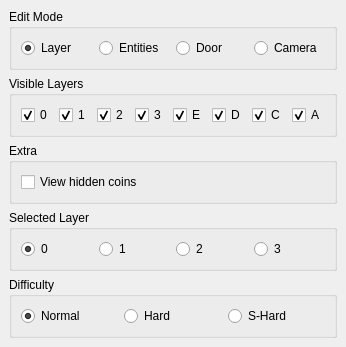
wario-land/WL4Editor, file DockWidget/EditModeDockWidget.ui: the form before one commit.
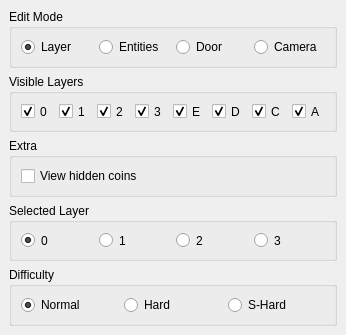
The form after the commit.

```diff
--- a/DockWidget/EditModeDockWidget.ui
+++ b/DockWidget/EditModeDockWidget.ui
@@ -36,11 +36,17 @@
     <item>
      <widget class="QGroupBox" name="editModeGroupBox">
       <property name="sizePolicy">
-       <sizepolicy hsizetype="Preferred" vsizetype="Fixed">
+       <sizepolicy hsizetype="Preferred" vsizetype="Preferred">
         <horstretch>0</horstretch>
         <verstretch>0</verstretch>
        </sizepolicy>
       </property>
+      <property name="minimumSize">
+       <size>
+        <width>0</width>
+        <height>48</height>
+       </size>
+      </property>
       <property name="title">
        <string>Edit Mode</string>
       </property>
@@ -82,7 +88,7 @@
     <item>
      <widget class="QGroupBox" name="visibleLayersGroupBox">
       <property name="sizePolicy">
-       <sizepolicy hsizetype="Preferred" vsizetype="Fixed">
+       <sizepolicy hsizetype="Preferred" vsizetype="Preferred">
         <horstretch>0</horstretch>
         <verstretch>0</verstretch>
        </sizepolicy>
@@ -90,7 +96,7 @@
       <property name="minimumSize">
        <size>
         <width>0</width>
-        <height>0</height>
+        <height>48</height>
        </size>
       </property>
       <property name="title">
@@ -218,7 +224,7 @@
       <property name="minimumSize">
        <size>
         <width>0</width>
-        <height>0</height>
+        <height>48</height>
        </size>
       </property>
       <property name="title">
@@ -227,6 +233,12 @@
       <layout class="QVBoxLayout" name="verticalLayout_2">
        <item>
         <widget class="QCheckBox" name="CheckBox_hiddencoinsView">
+         <property name="sizePolicy">
+          <sizepolicy hsizetype="Minimum" vsizetype="MinimumExpanding">
+           <horstretch>0</horstretch>
+           <verstretch>0</verstretch>
+          </sizepolicy>
+         </property>
          <property name="minimumSize">
           <size>
            <width>0</width>
@@ -244,11 +256,17 @@
     <item>
      <widget class="QGroupBox" name="selectedLayerGroupBox">
       <property name="sizePolicy">
-       <sizepolicy hsizetype="Preferred" vsizetype="Fixed">
+       <sizepolicy hsizetype="Preferred" vsizetype="Preferred">
         <horstretch>0</horstretch>
         <verstretch>0</verstretch>
        </sizepolicy>
       </property>
+      <property name="minimumSize">
+       <size>
+        <width>0</width>
+        <height>48</height>
+       </size>
+      </property>
       <property name="title">
        <string>Selected Layer</string>
       </property>
@@ -290,11 +308,17 @@
     <item>
      <widget class="QGroupBox" name="selectedDifficultyGroupBox">
       <property name="sizePolicy">
-       <sizepolicy hsizetype="Preferred" vsizetype="Fixed">
+       <sizepolicy hsizetype="Preferred" vsizetype="Preferred">
         <horstretch>0</horstretch>
         <verstretch>0</verstretch>
        </sizepolicy>
       </property>
+      <property name="minimumSize">
+       <size>
+        <width>0</width>
+        <height>48</height>
+       </size>
+      </property>
       <property name="title">
        <string>Difficulty</string>
       </property>
```
